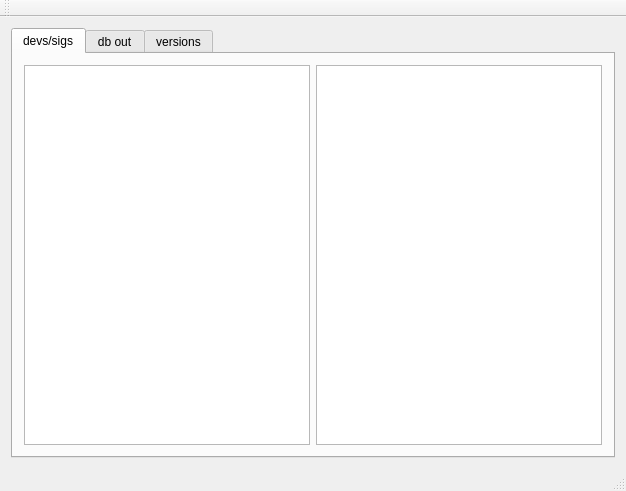
Before: the Qt Designer form mainwindow.ui in johnty/qt-mapper-versioning-test, drawn with Qt 5.
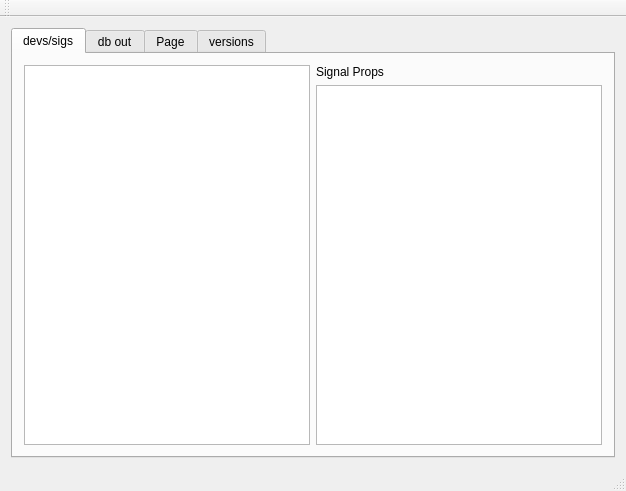
After: the same form once the commit is applied.

Commit message: fiddling around with widgets for different views

```diff
--- a/mainwindow.ui
+++ b/mainwindow.ui
@@ -29,12 +29,23 @@
          <layout class="QGridLayout" name="gridLayout_3">
           <item row="0" column="0">
            <layout class="QHBoxLayout" name="horizontalLayout">
-            <item>
-             <widget class="QTableView" name="tableViewDevsSigs"/>
-            </item>
             <item>
              <widget class="QTreeView" name="treeView"/>
             </item>
+            <item>
+             <layout class="QVBoxLayout" name="verticalLayout">
+              <item>
+               <widget class="QLabel" name="label">
+                <property name="text">
+                 <string>Signal Props</string>
+                </property>
+               </widget>
+              </item>
+              <item>
+               <widget class="QTableView" name="tableViewDevsSigs"/>
+              </item>
+             </layout>
+            </item>
            </layout>
           </item>
          </layout>
@@ -44,6 +55,11 @@
           <string>db out</string>
          </attribute>
         </widget>
+        <widget class="QWidget" name="tabMapper">
+         <attribute name="title">
+          <string>Page</string>
+         </attribute>
+        </widget>
         <widget class="QWidget" name="tabVersions">
          <attribute name="title">
           <string>versions</string>
```
Left out of the diff: 2 changed lines with no effect on the pictures. The commit also changes 3 other files.
